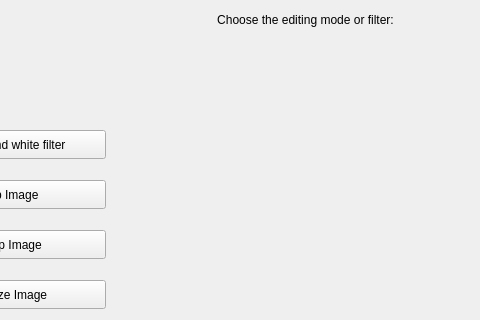
The window that mainwindow.ui (Ezay06/Qt_Filter) describes before a commit, drawn with Qt 5; both pictures show x 135 to 615 and y 0 to 320 of the 950 by 606 pixel window.
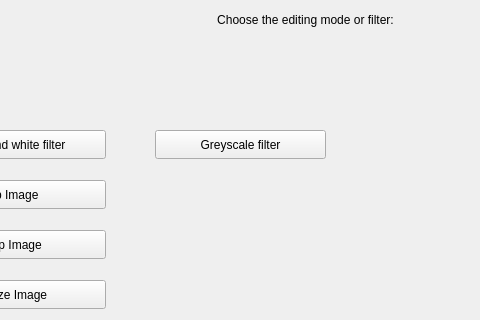
The same window after the commit. The open tabs and pages were chosen to show the change.

Commit message: Added the remaining windows for all the filters

```diff
--- a/mainwindow.ui
+++ b/mainwindow.ui
@@ -175,6 +175,19 @@
        <string>Resize Image</string>
       </property>
      </widget>
+     <widget class="QPushButton" name="greyscale_button">
+      <property name="geometry">
+       <rect>
+        <x>290</x>
+        <y>140</y>
+        <width>171</width>
+        <height>29</height>
+       </rect>
+      </property>
+      <property name="text">
+       <string>Greyscale filter</string>
+      </property>
+     </widget>
     </widget>
     <widget class="QWidget" name="black_and_white">
      <widget class="QLabel" name="black_and_white_menu">
```
Left out of the diff: 13 changed lines with no effect on the pictures. The commit also changes 2 other files.
